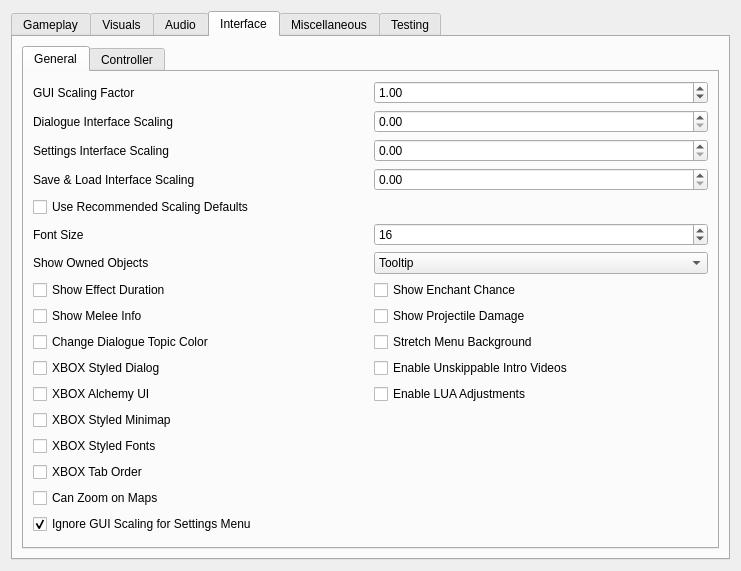
Above: apps/launcher/ui/settingspage.ui from zander2k1/groovy-openmw before the change. Below: the same form after it.
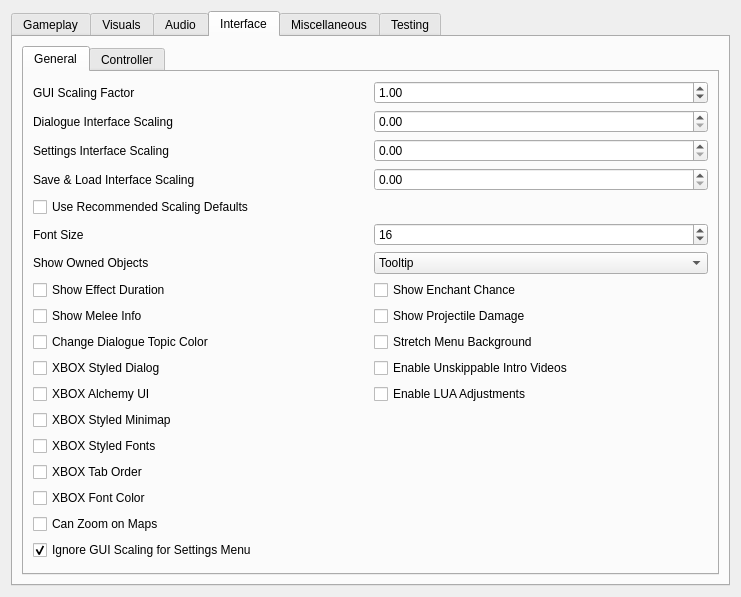
That is the form after the change. The open tabs and pages were chosen to show the change.

Commit message: OpenMW-XBOX-UI: Added an optional setting that allows the XBOX font colors

The edit to the form file:
```diff
--- a/apps/launcher/ui/settingspage.ui
+++ b/apps/launcher/ui/settingspage.ui
@@ -1473,7 +1473,7 @@
               </property>
              </widget>
             </item>
-            <item row="16" column="0">
+            <item row="17" column="0">
              <widget class="QCheckBox" name="settingsWindowIgnoreScalingCheckBox">
               <property name="toolTip">
                <string>Keep the in-game settings window at normal size regardless of GUI scaling.</string>
@@ -1534,6 +1534,16 @@
               </widget>
              </item>
              <item row="15" column="0">
+               <widget class="QCheckBox" name="xboxFontColorCheckBox">
+                <property name="toolTip">
+                 <string>Use Xbox-style font colors by overriding FontColor fallback values.</string>
+                </property>
+                <property name="text">
+                 <string>XBOX Font Color</string>
+                </property>
+               </widget>
+              </item>
+              <item row="16" column="0">
               <widget class="QCheckBox" name="useZoomOnMapCheckBox">
                <property name="toolTip">
                 <string>&lt;html&gt;&lt;head/&gt;&lt;body&gt;&lt;p&gt;Enable zooming on local and global maps.&lt;/p&gt;&lt;/body&gt;&lt;/html&gt;</string>
```
Lines whose indentation alone changed are shown as unchanged. The commit also changes 10 other files.
